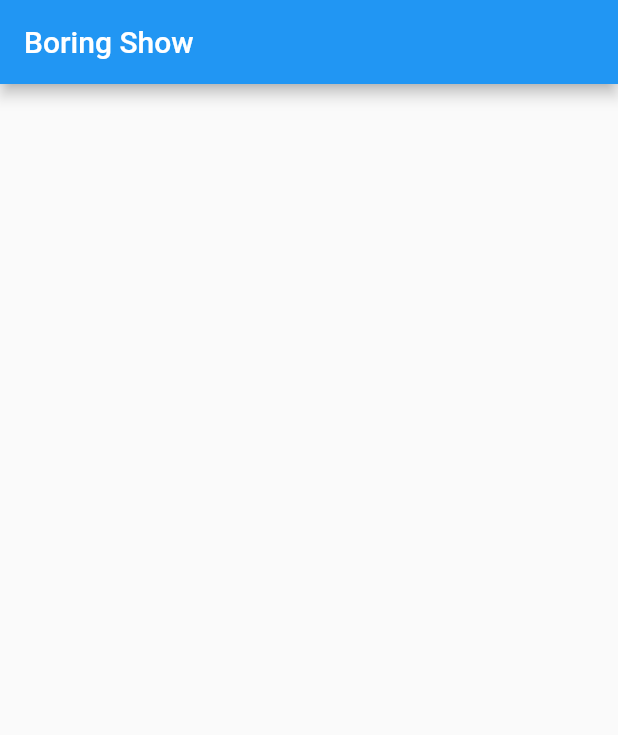
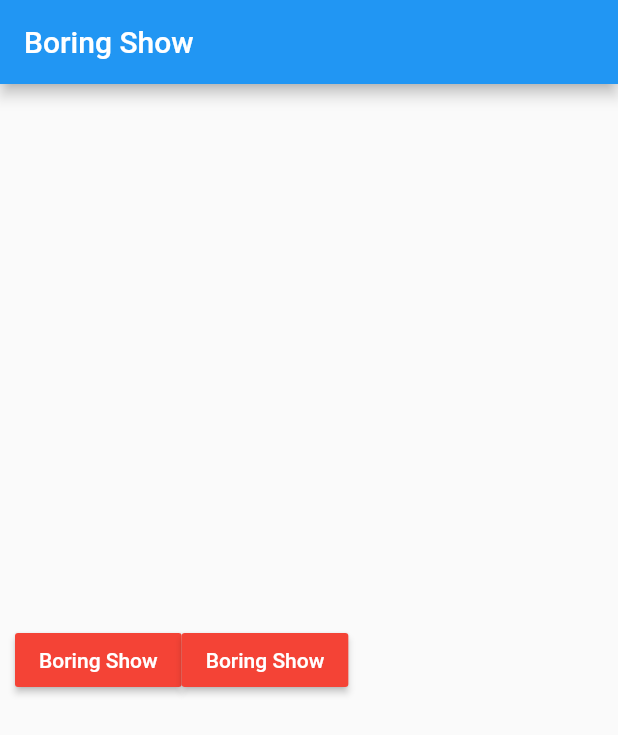
Before and after one commit to iampawan/boringshow, a Flutter app: the screen it shows after launch, on a phone screen of 412 x 824 dp. Shown: the top 735 px of the screen. Run offline on Flutter 3.47's test engine with Material 2 defaults, Android fonts, the phone set to English and light mode, and no system bars.

Commit message:
some more additions

```diff
--- a/lib/main.dart
+++ b/lib/main.dart
@@ -1,6 +1,10 @@
 import 'package:boringshow/problems/cuper_sample.dart';
 import 'package:boringshow/problems/overlay_sample.dart';
+import 'package:boringshow/problems/row_sample.dart';
+import 'package:boringshow/problems/spacer_sample.dart';
 import 'package:boringshow/solutions/cupertino_solution.dart';
+import 'package:boringshow/solutions/row_solution.dart';
+import 'package:boringshow/solutions/spacer_sol.dart';
 import 'package:flutter/material.dart';
 
 void main() => runApp(MyApp());
@@ -26,17 +30,18 @@ class HomePage extends StatelessWidget {
       appBar: AppBar(
         title: Text("Boring Show"),
       ),
-
       /// [Widget 1]
       // body: fittedSample(),
       /// [Widget 2]
-      // body: rowSampleSol(),
+      // body: rowSample(),
       /// [Widget 3]
       // body: bannerSample(),
       /// [Widget 4]
       // body: overlaySample(context),
       /// [Widget 5]
       // body: CuperSample(),
+      /// [Widget 6]
+      body: spacerSample(),
     );
   }
 }
--- /dev/null
+++ b/lib/problems/spacer_sample.dart
@@ -0,0 +1,31 @@
+import 'package:flutter/material.dart';
+
+Widget spacerSample() => Center(
+      child: Padding(
+        padding: const EdgeInsets.all(10.0),
+        child: Row(
+          children: <Widget>[
+            RaisedButton(
+              onPressed: () {},
+              child: Text(
+                "Boring Show",
+                style: TextStyle(
+                  color: Colors.white,
+                ),
+              ),
+              color: Colors.red,
+            ),
+            RaisedButton(
+              onPressed: () {},
+              child: Text(
+                "Boring Show",
+                style: TextStyle(
+                  color: Colors.white,
+                ),
+              ),
+              color: Colors.red,
+            ),
+          ],
+        ),
+      ),
+    );
```
Also changed, not shown: lib/solutions/spacer_sol.dart (added, +32 -0 lines), 1 other file.
